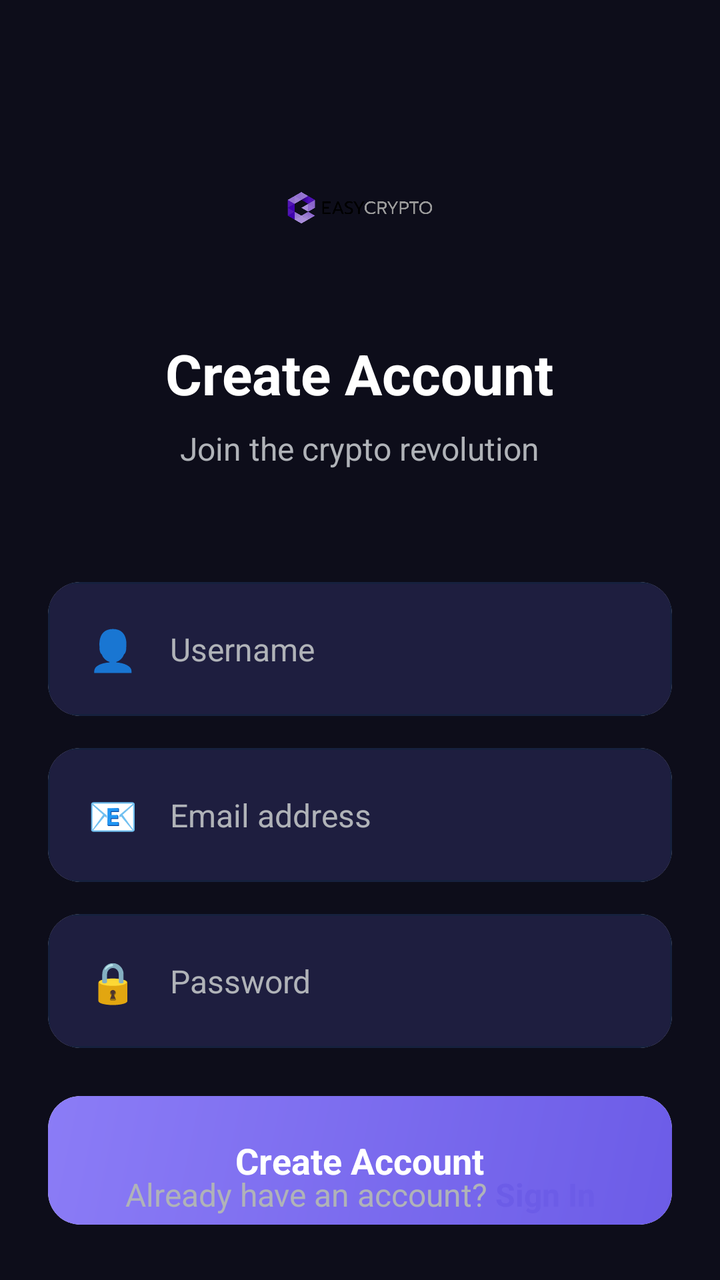
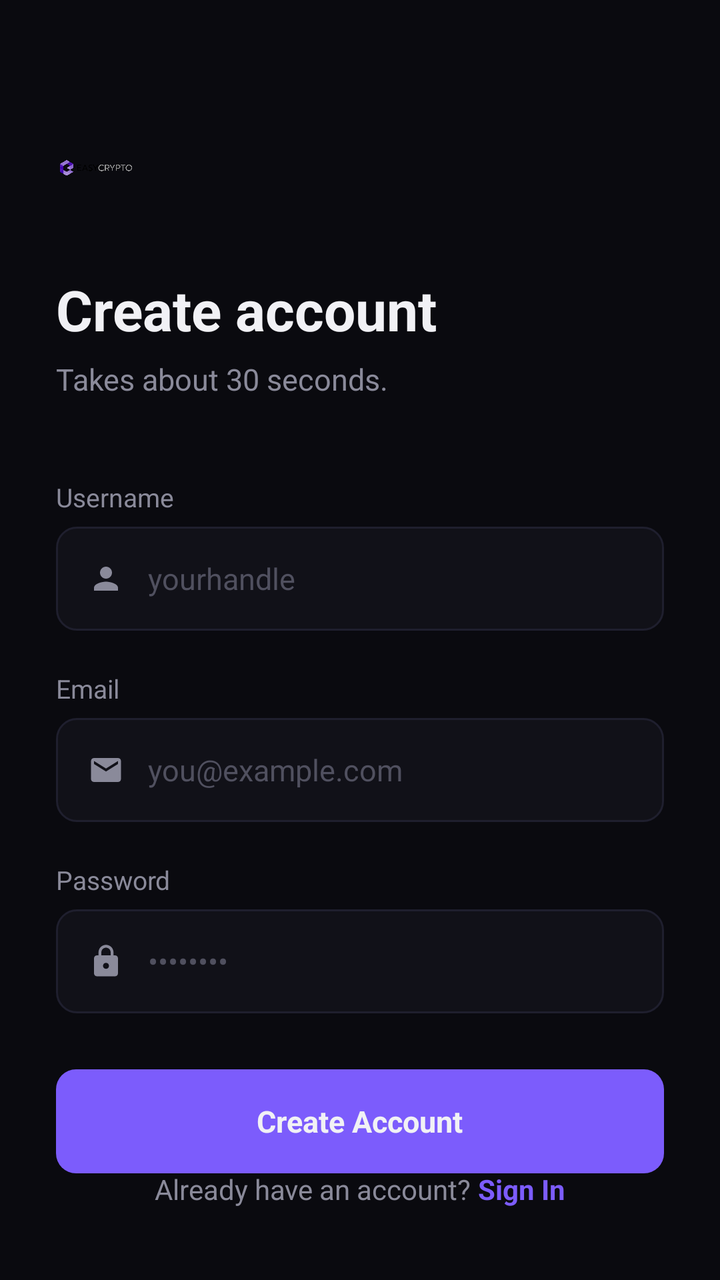

Before-and-after screenshots of an Android layout around one commit, followed by the original layout XML and the change that was made.
<!-- AndroidManifest.xml: application theme Theme.CryptoApplication -->
<!-- res/layout/activity_register.xml -->
<?xml version="1.0" encoding="utf-8"?>
<androidx.constraintlayout.widget.ConstraintLayout xmlns:android="http://schemas.android.com/apk/res/android"
    xmlns:app="http://schemas.android.com/apk/res-auto"
    xmlns:tools="http://schemas.android.com/tools"
    android:layout_width="match_parent"
    android:layout_height="match_parent"
    android:background="@color/dark_background"
    android:fitsSystemWindows="true"
    tools:context=".ui.auth.RegisterActivity">

    
    <LinearLayout
        android:id="@+id/headerSection"
        android:layout_width="match_parent"
        android:layout_height="wrap_content"
        android:orientation="vertical"
        android:gravity="center"
        android:padding="32dp"
        android:layout_marginTop="32dp"
        app:layout_constraintTop_toTopOf="parent"
        app:layout_constraintStart_toStartOf="parent"
        app:layout_constraintEnd_toEndOf="parent">

        
        <ImageView
            android:id="@+id/logoImage"
            android:layout_width="80dp"
            android:layout_height="80dp"
            android:src="@drawable/mianlogo"
            android:contentDescription="App Logo"
            android:layout_marginBottom="24dp" />

        
        <TextView
            android:layout_width="wrap_content"
            android:layout_height="wrap_content"
            android:text="Create Account"
            android:textColor="@color/text_primary"
            android:textSize="28sp"
            android:textStyle="bold"
            android:layout_marginBottom="8dp" />

        <TextView
            android:layout_width="wrap_content"
            android:layout_height="wrap_content"
            android:text="Join the crypto revolution"
            android:textColor="@color/text_secondary"
            android:textSize="16sp" />

    </LinearLayout>

    
    <LinearLayout
        android:id="@+id/registerForm"
        android:layout_width="0dp"
        android:layout_height="wrap_content"
        android:orientation="vertical"
        android:layout_marginStart="24dp"
        android:layout_marginEnd="24dp"
        android:layout_marginTop="24dp"
        app:layout_constraintTop_toBottomOf="@+id/headerSection"
        app:layout_constraintStart_toStartOf="parent"
        app:layout_constraintEnd_toEndOf="parent">

        
        <androidx.cardview.widget.CardView
            android:layout_width="match_parent"
            android:layout_height="wrap_content"
            android:layout_marginBottom="16dp"
            app:cardCornerRadius="16dp"
            app:cardElevation="0dp">

            <LinearLayout
                android:layout_width="match_parent"
                android:layout_height="wrap_content"
                android:background="@drawable/dark_card_background"
                android:orientation="horizontal"
                android:gravity="center_vertical"
                android:padding="20dp">

                <TextView
                    android:layout_width="wrap_content"
                    android:layout_height="wrap_content"
                    android:text="👤"
                    android:textSize="20sp"
                    android:layout_marginEnd="16dp" />

                <EditText
                    android:id="@+id/userNameEditText"
                    android:layout_width="0dp"
                    android:layout_height="wrap_content"
                    android:layout_weight="1"
                    android:hint="Username"
                    android:textColor="@color/text_primary"
                    android:textColorHint="@color/text_secondary"
                    android:textSize="16sp"
                    android:background="@android:color/transparent"
                    android:inputType="text" />

            </LinearLayout>

        </androidx.cardview.widget.CardView>

        
        <androidx.cardview.widget.CardView
            android:layout_width="match_parent"
            android:layout_height="wrap_content"
            android:layout_marginBottom="16dp"
            app:cardCornerRadius="16dp"
            app:cardElevation="0dp">

            <LinearLayout
                android:layout_width="match_parent"
                android:layout_height="wrap_content"
                android:background="@drawable/dark_card_background"
                android:orientation="horizontal"
                android:gravity="center_vertical"
                android:padding="20dp">

                <TextView
                    android:layout_width="wrap_content"
                    android:layout_height="wrap_content"
                    android:text="📧"
                    android:textSize="20sp"
                    android:layout_marginEnd="16dp" />

                <EditText
                    android:id="@+id/emailEditText"
                    android:layout_width="0dp"
                    android:layout_height="wrap_content"
                    android:layout_weight="1"
                    android:hint="Email address"
                    android:textColor="@color/text_primary"
                    android:textColorHint="@color/text_secondary"
                    android:textSize="16sp"
                    android:background="@android:color/transparent"
                    android:inputType="textEmailAddress" />

            </LinearLayout>

        </androidx.cardview.widget.CardView>

        
        <androidx.cardview.widget.CardView
            android:layout_width="match_parent"
            android:layout_height="wrap_content"
            android:layout_marginBottom="24dp"
            app:cardCornerRadius="16dp"
            app:cardElevation="0dp">

            <LinearLayout
                android:layout_width="match_parent"
                android:layout_height="wrap_content"
                android:background="@drawable/dark_card_background"
                android:orientation="horizontal"
                android:gravity="center_vertical"
                android:padding="20dp">

                <TextView
                    android:layout_width="wrap_content"
                    android:layout_height="wrap_content"
                    android:text="🔒"
                    android:textSize="20sp"
                    android:layout_marginEnd="16dp" />

                <EditText
                    android:id="@+id/passwordEditText"
                    android:layout_width="0dp"
                    android:layout_height="wrap_content"
                    android:layout_weight="1"
                    android:hint="Password"
                    android:textColor="@color/text_primary"
                    android:textColorHint="@color/text_secondary"
                    android:textSize="16sp"
                    android:background="@android:color/transparent"
                    android:inputType="textPassword" />

            </LinearLayout>

        </androidx.cardview.widget.CardView>

        
        <androidx.cardview.widget.CardView
            android:layout_width="match_parent"
            android:layout_height="wrap_content"
            android:layout_marginBottom="24dp"
            app:cardCornerRadius="16dp"
            app:cardElevation="0dp">

            <LinearLayout
                android:id="@+id/registerButton"
                android:layout_width="match_parent"
                android:layout_height="wrap_content"
                android:background="@drawable/gradient_purple_card"
                android:orientation="horizontal"
                android:gravity="center"
                android:padding="20dp"
                android:clickable="true"
                android:focusable="true">

                <TextView
                    android:layout_width="wrap_content"
                    android:layout_height="wrap_content"
                    android:text="Create Account"
                    android:textColor="@color/text_primary"
                    android:textSize="18sp"
                    android:textStyle="bold" />

            </LinearLayout>

        </androidx.cardview.widget.CardView>

    </LinearLayout>

    
    <LinearLayout
        android:layout_width="wrap_content"
        android:layout_height="wrap_content"
        android:orientation="horizontal"
        android:gravity="center"
        android:layout_marginBottom="32dp"
        app:layout_constraintBottom_toBottomOf="parent"
        app:layout_constraintStart_toStartOf="parent"
        app:layout_constraintEnd_toEndOf="parent">

        <TextView
            android:layout_width="wrap_content"
            android:layout_height="wrap_content"
            android:text="Already have an account? "
            android:textColor="@color/text_secondary"
            android:textSize="16sp" />

        <TextView
            android:id="@+id/LoginText"
            android:layout_width="wrap_content"
            android:layout_height="wrap_content"
            android:text="Sign In"
            android:textColor="@color/purple_primary"
            android:textSize="16sp"
            android:textStyle="bold"
            android:clickable="true"
            android:focusable="true" />

    </LinearLayout>

</androidx.constraintlayout.widget.ConstraintLayout>
<!-- resources referenced by this layout -->
<resources>
  <color name="dark_background">#0D0D1A</color>
  <color name="purple_primary">#6C5CE7</color>
  <color name="text_primary">#FFFFFF</color>
  <color name="text_secondary">#B0B3B8</color>
  <!-- drawable dark_card_background (drawable) -->
  <?xml version="1.0" encoding="utf-8"?>
  <shape xmlns:android="http://schemas.android.com/apk/res/android">
      <solid android:color="@color/dark_card" />
      <corners android:radius="12dp" />
      <stroke 
          android:width="1dp" 
          android:color="@color/dark_surface_variant" />
  </shape>
  <!-- drawable gradient_purple_card (drawable) -->
  <?xml version="1.0" encoding="utf-8"?>
  <shape xmlns:android="http://schemas.android.com/apk/res/android">
      <gradient
          android:startColor="@color/purple_primary"
          android:endColor="@color/purple_accent"
          android:angle="135" />
      <corners android:radius="16dp" />
  </shape>
  <color name="dark_card">#1E1E3F</color>
  <color name="dark_surface_variant">#16213E</color>
  <color name="purple_accent">#8B7CF6</color>
  <color name="purple_secondary">#A29BFE</color>
  <color name="dark_surface">#1A1A2E</color>
  <color name="red_loss">#FF6B6B</color>
  <!-- unchanged entries left out for length: 2 -->
</resources>

<!-- the commit's change to res/layout/activity_register.xml (unified diff, before → after) -->
@@ -8,207 +8,196 @@
     android:fitsSystemWindows="true"
     tools:context=".ui.auth.RegisterActivity">
 
-    
     <LinearLayout
         android:id="@+id/headerSection"
-        android:layout_width="match_parent"
+        android:layout_width="0dp"
         android:layout_height="wrap_content"
         android:orientation="vertical"
-        android:gravity="center"
-        android:padding="32dp"
-        android:layout_marginTop="32dp"
+        android:paddingStart="28dp"
+        android:paddingEnd="28dp"
+        android:layout_marginTop="64dp"
         app:layout_constraintTop_toTopOf="parent"
         app:layout_constraintStart_toStartOf="parent"
         app:layout_constraintEnd_toEndOf="parent">
 
-        
         <ImageView
             android:id="@+id/logoImage"
-            android:layout_width="80dp"
-            android:layout_height="80dp"
+            android:layout_width="40dp"
+            android:layout_height="40dp"
             android:src="@drawable/mianlogo"
-            android:contentDescription="App Logo"
-            android:layout_marginBottom="24dp" />
-
-        
-        <TextView
-            android:layout_width="wrap_content"
-            android:layout_height="wrap_content"
-            android:text="Create Account"
+            android:contentDescription="BitMax"
+            android:layout_marginBottom="32dp" />
+
+        <TextView
+            android:layout_width="wrap_content"
+            android:layout_height="wrap_content"
+            android:text="Create account"
             android:textColor="@color/text_primary"
             android:textSize="28sp"
             android:textStyle="bold"
-            android:layout_marginBottom="8dp" />
-
-        <TextView
-            android:layout_width="wrap_content"
-            android:layout_height="wrap_content"
-            android:text="Join the crypto revolution"
-            android:textColor="@color/text_secondary"
-            android:textSize="16sp" />
+            android:layout_marginBottom="6dp" />
+
+        <TextView
+            android:layout_width="wrap_content"
+            android:layout_height="wrap_content"
+            android:text="Takes about 30 seconds."
+            android:textColor="@color/text_secondary"
+            android:textSize="15sp" />
 
     </LinearLayout>
 
-    
     <LinearLayout
         android:id="@+id/registerForm"
         android:layout_width="0dp"
         android:layout_height="wrap_content"
         android:orientation="vertical"
-        android:layout_marginStart="24dp"
-        android:layout_marginEnd="24dp"
-        android:layout_marginTop="24dp"
+        android:paddingStart="28dp"
+        android:paddingEnd="28dp"
+        android:layout_marginTop="40dp"
         app:layout_constraintTop_toBottomOf="@+id/headerSection"
         app:layout_constraintStart_toStartOf="parent"
         app:layout_constraintEnd_toEndOf="parent">
 
         
-        <androidx.cardview.widget.CardView
-            android:layout_width="match_parent"
-            android:layout_height="wrap_content"
-            android:layout_marginBottom="16dp"
-            app:cardCornerRadius="16dp"
-            app:cardElevation="0dp">
-
-            <LinearLayout
-                android:layout_width="match_parent"
-                android:layout_height="wrap_content"
-                android:background="@drawable/dark_card_background"
-                android:orientation="horizontal"
-                android:gravity="center_vertical"
-                android:padding="20dp">
-
-                <TextView
-                    android:layout_width="wrap_content"
-                    android:layout_height="wrap_content"
-                    android:text="👤"
-                    android:textSize="20sp"
-                    android:layout_marginEnd="16dp" />
-
-                <EditText
-                    android:id="@+id/userNameEditText"
-                    android:layout_width="0dp"
-                    android:layout_height="wrap_content"
-                    android:layout_weight="1"
-                    android:hint="Username"
-                    android:textColor="@color/text_primary"
-                    android:textColorHint="@color/text_secondary"
-                    android:textSize="16sp"
-                    android:background="@android:color/transparent"
-                    android:inputType="text" />
-
-            </LinearLayout>
-
-        </androidx.cardview.widget.CardView>
-
-        
-        <androidx.cardview.widget.CardView
-            android:layout_width="match_parent"
-            android:layout_height="wrap_content"
-            android:layout_marginBottom="16dp"
-            app:cardCornerRadius="16dp"
-            app:cardElevation="0dp">
-
-            <LinearLayout
-                android:layout_width="match_parent"
-                android:layout_height="wrap_content"
-                android:background="@drawable/dark_card_background"
-                android:orientation="horizontal"
-                android:gravity="center_vertical"
-                android:padding="20dp">
-
-                <TextView
-                    android:layout_width="wrap_content"
-                    android:layout_height="wrap_content"
-                    android:text="📧"
-                    android:textSize="20sp"
-                    android:layout_marginEnd="16dp" />
-
-                <EditText
-                    android:id="@+id/emailEditText"
-                    android:layout_width="0dp"
-                    android:layout_height="wrap_content"
-                    android:layout_weight="1"
-                    android:hint="Email address"
-                    android:textColor="@color/text_primary"
-                    android:textColorHint="@color/text_secondary"
-                    android:textSize="16sp"
-                    android:background="@android:color/transparent"
-                    android:inputType="textEmailAddress" />
-
-            </LinearLayout>
-
-        </androidx.cardview.widget.CardView>
-
-        
-        <androidx.cardview.widget.CardView
-            android:layout_width="match_parent"
-            android:layout_height="wrap_content"
-            android:layout_marginBottom="24dp"
-            app:cardCornerRadius="16dp"
-            app:cardElevation="0dp">
-
-            <LinearLayout
-                android:layout_width="match_parent"
-                android:layout_height="wrap_content"
-                android:background="@drawable/dark_card_background"
-                android:orientation="horizontal"
-                android:gravity="center_vertical"
-                android:padding="20dp">
-
-                <TextView
-                    android:layout_width="wrap_content"
-                    android:layout_height="wrap_content"
-                    android:text="🔒"
-                    android:textSize="20sp"
-                    android:layout_marginEnd="16dp" />
-
-                <EditText
-                    android:id="@+id/passwordEditText"
-                    android:layout_width="0dp"
-                    android:layout_height="wrap_content"
-                    android:layout_weight="1"
-                    android:hint="Password"
-                    android:textColor="@color/text_primary"
-                    android:textColorHint="@color/text_secondary"
-                    android:textSize="16sp"
-                    android:background="@android:color/transparent"
-                    android:inputType="textPassword" />
-
-            </LinearLayout>
-
-        </androidx.cardview.widget.CardView>
-
-        
-        <androidx.cardview.widget.CardView
-            android:layout_width="match_parent"
-            android:layout_height="wrap_content"
-            android:layout_marginBottom="24dp"
-            app:cardCornerRadius="16dp"
-            app:cardElevation="0dp">
-
-            <LinearLayout
-                android:id="@+id/registerButton"
-                android:layout_width="match_parent"
-                android:layout_height="wrap_content"
-                android:background="@drawable/gradient_purple_card"
-                android:orientation="horizontal"
-                android:gravity="center"
-                android:padding="20dp"
-                android:clickable="true"
-                android:focusable="true">
-
-                <TextView
-                    android:layout_width="wrap_content"
-                    android:layout_height="wrap_content"
-                    android:text="Create Account"
-                    android:textColor="@color/text_primary"
-                    android:textSize="18sp"
-                    android:textStyle="bold" />
-
-            </LinearLayout>
-
-        </androidx.cardview.widget.CardView>
+        <TextView
+            android:layout_width="wrap_content"
+            android:layout_height="wrap_content"
+            android:text="Username"
+            android:textColor="@color/text_secondary"
+            android:textSize="13sp"
+            android:layout_marginBottom="6dp" />
+
+        <LinearLayout
+            android:layout_width="match_parent"
+            android:layout_height="52dp"
+            android:background="@drawable/input_background"
+            android:orientation="horizontal"
+            android:gravity="center_vertical"
+            android:paddingStart="16dp"
+            android:paddingEnd="16dp"
+            android:layout_marginBottom="20dp">
+
+            <ImageView
+                android:layout_width="18dp"
+                android:layout_height="18dp"
+                android:src="@drawable/ic_user"
+                android:layout_marginEnd="12dp"
+                android:contentDescription="@null" />
+
+            <EditText
+                android:id="@+id/userNameEditText"
+                android:layout_width="0dp"
+                android:layout_height="wrap_content"
+                android:layout_weight="1"
+                android:hint="yourhandle"
+                android:textColor="@color/text_primary"
+                android:textColorHint="@color/text_tertiary"
+                android:textSize="15sp"
+                android:background="@android:color/transparent"
+                android:inputType="text" />
+
+        </LinearLayout>
+
+        
+        <TextView
+            android:layout_width="wrap_content"
+            android:layout_height="wrap_content"
+            android:text="Email"
+            android:textColor="@color/text_secondary"
+            android:textSize="13sp"
+            android:layout_marginBottom="6dp" />
+
+        <LinearLayout
+            android:layout_width="match_parent"
+            android:layout_height="52dp"
+            android:background="@drawable/input_background"
+            android:orientation="horizontal"
+            android:gravity="center_vertical"
+            android:paddingStart="16dp"
+            android:paddingEnd="16dp"
+            android:layout_marginBottom="20dp">
+
+            <ImageView
+                android:layout_width="18dp"
+                android:layout_height="18dp"
+                android:src="@drawable/ic_email"
+                android:layout_marginEnd="12dp"
+                android:contentDescription="@null" />
+
+            <EditText
+                android:id="@+id/emailEditText"
+                android:layout_width="0dp"
+                android:layout_height="wrap_content"
+                android:layout_weight="1"
+                android:hint="you@example.com"
+                android:textColor="@color/text_primary"
+                android:textColorHint="@color/text_tertiary"
+                android:textSize="15sp"
+                android:background="@android:color/transparent"
+                android:inputType="textEmailAddress" />
+
+        </LinearLayout>
+
+        
+        <TextView
+            android:layout_width="wrap_content"
+            android:layout_height="wrap_content"
+            android:text="Password"
+            android:textColor="@color/text_secondary"
+            android:textSize="13sp"
+            android:layout_marginBottom="6dp" />
+
+        <LinearLayout
+            android:layout_width="match_parent"
+            android:layout_height="52dp"
+            android:background="@drawable/input_background"
+            android:orientation="horizontal"
+            android:gravity="center_vertical"
+            android:paddingStart="16dp"
+            android:paddingEnd="16dp"
+            android:layout_marginBottom="28dp">
+
+            <ImageView
+                android:layout_width="18dp"
+                android:layout_height="18dp"
+                android:src="@drawable/ic_lock"
+                android:layout_marginEnd="12dp"
+                android:contentDescription="@null" />
+
+            <EditText
+                android:id="@+id/passwordEditText"
+                android:layout_width="0dp"
+                android:layout_height="wrap_content"
+                android:layout_weight="1"
+                android:hint="••••••••"
+                android:textColor="@color/text_primary"
+                android:textColorHint="@color/text_tertiary"
+                android:textSize="15sp"
+                android:background="@android:color/transparent"
+                android:inputType="textPassword" />
+
+        </LinearLayout>
+
+        
+        <LinearLayout
+            android:id="@+id/registerButton"
+            android:layout_width="match_parent"
+            android:layout_height="52dp"
+            android:background="@drawable/btn_primary"
+            android:orientation="horizontal"
+            android:gravity="center"
+            android:clickable="true"
+            android:focusable="true">
+
+            <TextView
+                android:layout_width="wrap_content"
+                android:layout_height="wrap_content"
+                android:text="Create Account"
+                android:textColor="@color/text_primary"
+                android:textSize="15sp"
+                android:textStyle="bold" />
+
+        </LinearLayout>
 
     </LinearLayout>
 
@@ -218,7 +207,7 @@
         android:layout_height="wrap_content"
         android:orientation="horizontal"
         android:gravity="center"
-        android:layout_marginBottom="32dp"
+        android:layout_marginBottom="36dp"
         app:layout_constraintBottom_toBottomOf="parent"
         app:layout_constraintStart_toStartOf="parent"
         app:layout_constraintEnd_toEndOf="parent">
@@ -228,7 +217,7 @@
             android:layout_height="wrap_content"
             android:text="Already have an account? "
             android:textColor="@color/text_secondary"
-            android:textSize="16sp" />
+            android:textSize="14sp" />
 
         <TextView
             android:id="@+id/LoginText"
@@ -236,7 +225,7 @@
             android:layout_height="wrap_content"
             android:text="Sign In"
             android:textColor="@color/purple_primary"
-            android:textSize="16sp"
+            android:textSize="14sp"
             android:textStyle="bold"
             android:clickable="true"
             android:focusable="true" />
<!-- resource entries referenced after the edit -->
@@ -1,33 +1,64 @@
 <!-- resources referenced by this layout -->
 <resources>
-  <color name="dark_background">#0D0D1A</color>
-  <color name="purple_primary">#6C5CE7</color>
-  <color name="text_primary">#FFFFFF</color>
-  <color name="text_secondary">#B0B3B8</color>
-  <!-- drawable dark_card_background (drawable) -->
+  <color name="dark_background">#0A0A0F</color>
+  <color name="purple_primary">#7C5CFC</color>
+  <color name="text_primary">#F1F1F5</color>
+  <color name="text_secondary">#8A8A9A</color>
+  <color name="text_tertiary">#50505F</color>
+  <!-- drawable btn_primary (drawable) -->
   <?xml version="1.0" encoding="utf-8"?>
   <shape xmlns:android="http://schemas.android.com/apk/res/android">
-      <solid android:color="@color/dark_card" />
-      <corners android:radius="12dp" />
-      <stroke 
-          android:width="1dp" 
-          android:color="@color/dark_surface_variant" />
+      <solid android:color="@color/purple_primary" />
+      <corners android:radius="10dp" />
   </shape>
-  <!-- drawable gradient_purple_card (drawable) -->
+  <!-- drawable ic_email (drawable) -->
+  <?xml version="1.0" encoding="utf-8"?>
+  <vector xmlns:android="http://schemas.android.com/apk/res/android"
+      android:width="24dp"
+      android:height="24dp"
+      android:viewportWidth="24"
+      android:viewportHeight="24">
+      <path
+          android:fillColor="#8A8A9A"
+          android:pathData="M20,4L4,4C2.9,4 2.01,4.9 2.01,6L2,18C2,19.1 2.9,20 4,20L20,20C21.1,20 22,19.1 22,18L22,6C22,4.9 21.1,4 20,4ZM20,8L12,13L4,8L4,6L12,11L20,6L20,8Z" />
+  </vector>
+  <!-- drawable ic_lock (drawable) -->
+  <?xml version="1.0" encoding="utf-8"?>
+  <vector xmlns:android="http://schemas.android.com/apk/res/android"
+      android:width="24dp"
+      android:height="24dp"
+      android:viewportWidth="24"
+      android:viewportHeight="24">
+      <path
+          android:fillColor="#8A8A9A"
+          android:pathData="M18,8L17,8L17,6C17,3.24 14.76,1 12,1C9.24,1 7,3.24 7,6L7,8L6,8C4.9,8 4,8.9 4,10L4,20C4,21.1 4.9,22 6,22L18,22C19.1,22 20,21.1 20,20L20,10C20,8.9 19.1,8 18,8ZM12,17C10.9,17 10,16.1 10,15C10,13.9 10.9,13 12,13C13.1,13 14,13.9 14,15C14,16.1 13.1,17 12,17ZM15.1,8L8.9,8L8.9,6C8.9,4.29 10.29,2.9 12,2.9C13.71,2.9 15.1,4.29 15.1,6L15.1,8Z" />
+  </vector>
+  <!-- drawable ic_user (drawable) -->
+  <?xml version="1.0" encoding="utf-8"?>
+  <vector xmlns:android="http://schemas.android.com/apk/res/android"
+      android:width="24dp"
+      android:height="24dp"
+      android:viewportWidth="24"
+      android:viewportHeight="24">
+      <path
+          android:fillColor="#8A8A9A"
+          android:pathData="M12,12C14.21,12 16,10.21 16,8C16,5.79 14.21,4 12,4C9.79,4 8,5.79 8,8C8,10.21 9.79,12 12,12ZM12,14C9.33,14 4,15.34 4,18L4,20L20,20L20,18C20,15.34 14.67,14 12,14Z" />
+  </vector>
+  <!-- drawable input_background (drawable) -->
   <?xml version="1.0" encoding="utf-8"?>
   <shape xmlns:android="http://schemas.android.com/apk/res/android">
-      <gradient
-          android:startColor="@color/purple_primary"
-          android:endColor="@color/purple_accent"
-          android:angle="135" />
-      <corners android:radius="16dp" />
+      <solid android:color="@color/dark_surface" />
+      <corners android:radius="10dp" />
+      <stroke
+          android:width="1dp"
+          android:color="@color/stroke_default" />
   </shape>
-  <color name="dark_card">#1E1E3F</color>
-  <color name="dark_surface_variant">#16213E</color>
-  <color name="purple_accent">#8B7CF6</color>
-  <color name="purple_secondary">#A29BFE</color>
-  <color name="dark_surface">#1A1A2E</color>
-  <color name="red_loss">#FF6B6B</color>
+  <color name="dark_surface_variant">#1C1C27</color>
+  <color name="purple_accent">#7C5CFC</color>
+  <color name="purple_secondary">#A48AFD</color>
+  <color name="dark_surface">#111118</color>
+  <color name="stroke_default">#1F1F2E</color>
+  <color name="red_loss">#EF4444</color>
   <!-- unchanged entries left out for length: 2 -->
 </resources>
 
